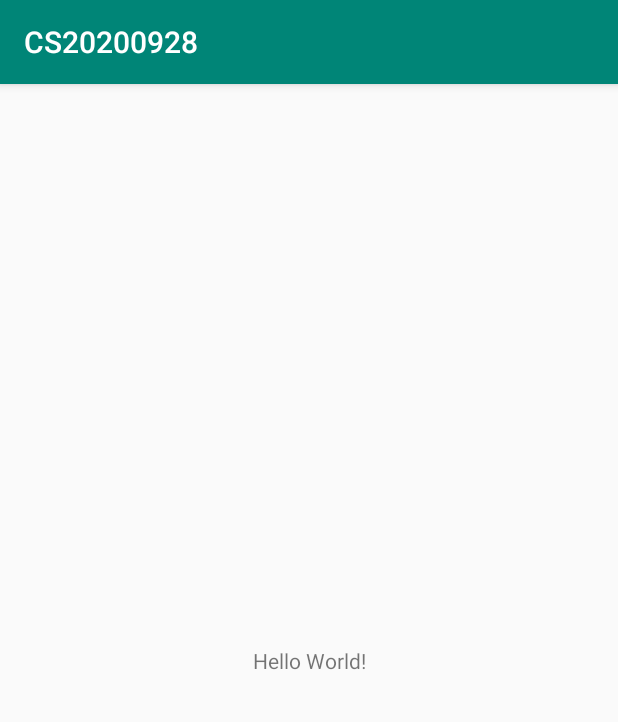
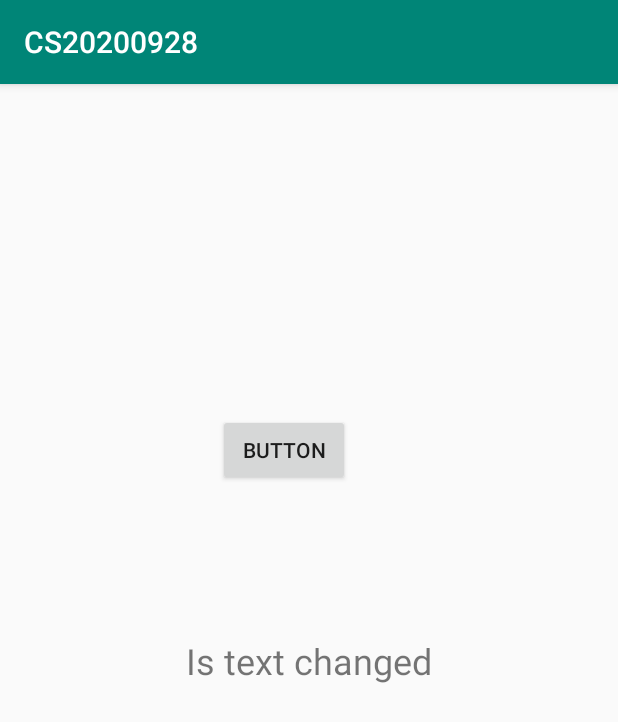
Before and after one commit to haqnawaz99/CS20200928, an Android app: the screen it shows after launch (MainActivity), on a phone screen of 412 x 824 dp. Shown: the top 722 px of the screen. Run offline under Robolectric (Android 15) with nearby library versions, the phone set to English and light mode, and no system bars.

Commit message:
Button Added

```diff
--- a/app/src/main/java/org/haqnawaz/cs20200928/MainActivity.java
+++ b/app/src/main/java/org/haqnawaz/cs20200928/MainActivity.java
@@ -3,6 +3,7 @@ package org.haqnawaz.cs20200928;
 import androidx.appcompat.app.AppCompatActivity;
 
 import android.os.Bundle;
+import android.widget.TextView;
 
 public class MainActivity extends AppCompatActivity {
 
@@ -10,5 +11,8 @@ public class MainActivity extends AppCompatActivity {
     protected void onCreate(Bundle savedInstanceState) {
         super.onCreate(savedInstanceState);
         setContentView(R.layout.activity_main);
+
+        TextView textView = findViewById(R.id.txtViewMessage);
+        textView.setText("Is text changed");
     }
 }
--- a/app/src/main/res/layout/activity_main.xml
+++ b/app/src/main/res/layout/activity_main.xml
@@ -7,12 +7,27 @@
     tools:context=".MainActivity">
 
     <TextView
+        android:id="@+id/txtViewMessage"
         android:layout_width="wrap_content"
         android:layout_height="wrap_content"
         android:text="Hello World!"
+        android:textSize="24sp"
         app:layout_constraintBottom_toBottomOf="parent"
         app:layout_constraintLeft_toLeftOf="parent"
         app:layout_constraintRight_toRightOf="parent"
         app:layout_constraintTop_toTopOf="parent" />
 
+    <Button
+        android:id="@+id/button"
+        android:layout_width="wrap_content"
+        android:layout_height="wrap_content"
+        android:layout_marginStart="8dp"
+        android:layout_marginEnd="8dp"
+        android:layout_marginBottom="100dp"
+        android:text="Button"
+        app:layout_constraintBottom_toTopOf="@+id/txtViewMessage"
+        app:layout_constraintEnd_toEndOf="parent"
+        app:layout_constraintHorizontal_bias="0.445"
+        app:layout_constraintStart_toStartOf="parent" />
+
 </androidx.constraintlayout.widget.ConstraintLayout>
```
